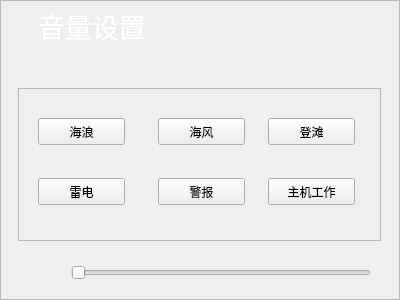
Above: hfIIMS/src/hfVolumeSet.ui from lijingping/hfIIMS before the change. Below: the same form after it.
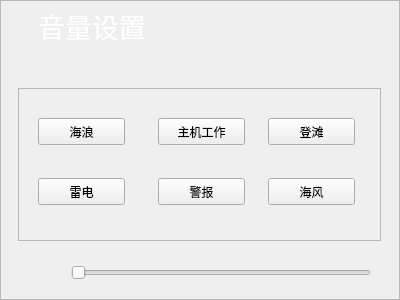
That is the form after the change.

Commit message: 【add】ultraviolet ray ui

```diff
--- a/hfIIMS/src/hfVolumeSet.ui
+++ b/hfIIMS/src/hfVolumeSet.ui
@@ -144,8 +144,8 @@
          <widget class="QPushButton" name="sea_breeze">
           <property name="geometry">
            <rect>
-            <x>140</x>
-            <y>30</y>
+            <x>250</x>
+            <y>90</y>
             <width>87</width>
             <height>27</height>
            </rect>
@@ -220,8 +220,8 @@
          <widget class="QPushButton" name="main_engine_work">
           <property name="geometry">
            <rect>
-            <x>250</x>
-            <y>90</y>
+            <x>140</x>
+            <y>30</y>
             <width>87</width>
             <height>27</height>
            </rect>
```
The commit also changes 7 other files.
